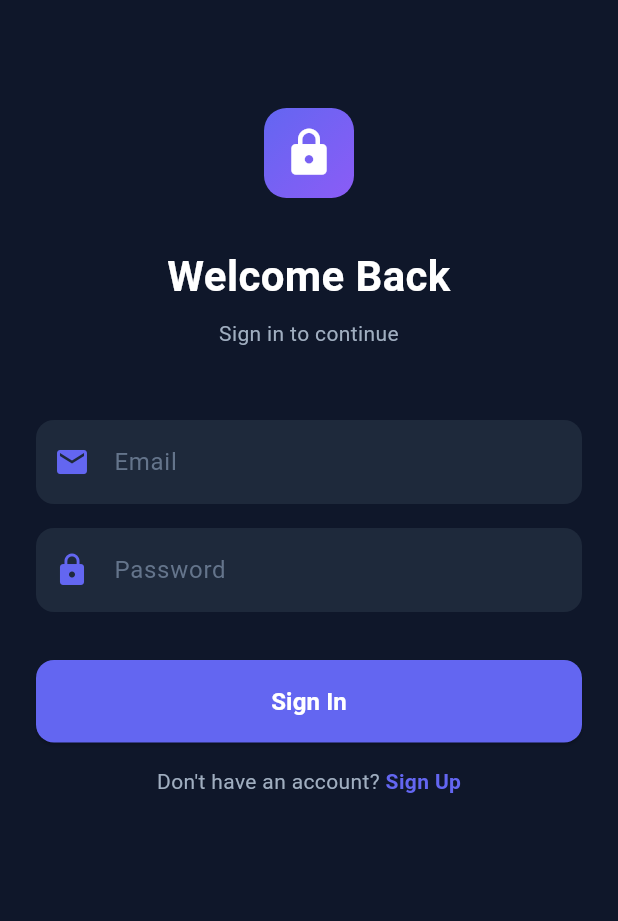
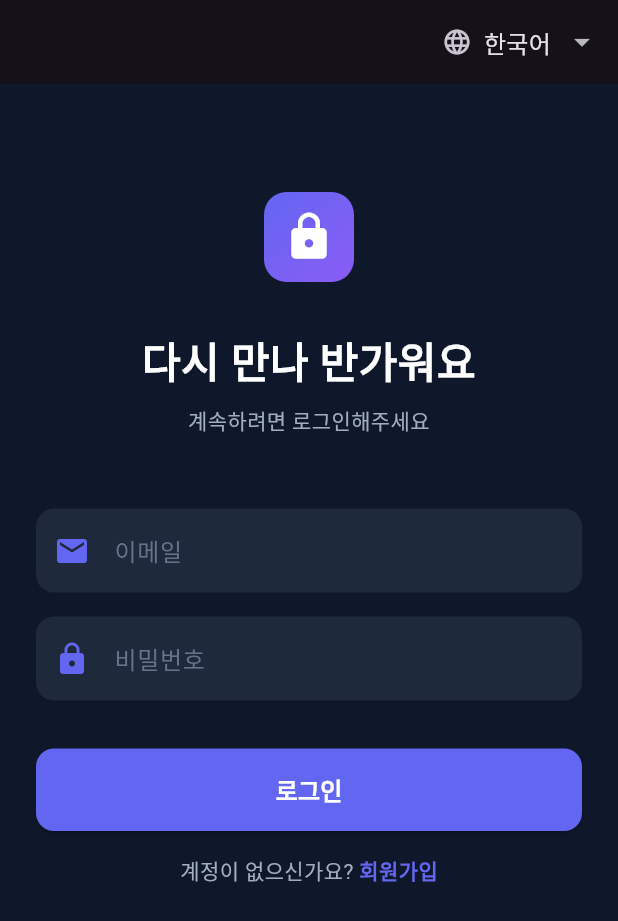
Before and after one commit to lbb209800-crypto/FocusLock, a Flutter app: the screen it shows after launch, on a phone screen of 412 x 824 dp. Shown: the top 921 px of the screen. Run offline on Flutter 3.47's test engine with Material 3 defaults, Android fonts, the phone set to English and light mode, and no system bars; our stand-ins replace firebase_auth, firebase_core, shared_preferences; accounts and stored records are empty.

```diff
--- /dev/null
+++ b/mobile/lib/language.dart
@@ -0,0 +1,70 @@
+import 'package:flutter/material.dart';
+import 'package:shared_preferences/shared_preferences.dart';
+
+class AppLanguage extends ChangeNotifier {
+  AppLanguage(this.preferences)
+      : code = preferences.getString('language') == 'en' ? 'en' : 'ko';
+
+  final SharedPreferences preferences;
+  String code;
+
+  void select(String value) {
+    if (value == code) return;
+    code = value;
+    notifyListeners();
+    preferences.setString('language', value);
+  }
+}
+
+class LanguageScope extends InheritedNotifier<AppLanguage> {
+  const LanguageScope({super.key, required AppLanguage language, required super.child})
+      : super(notifier: language);
+
+  static AppLanguage of(BuildContext context) =>
+      context.dependOnInheritedWidgetOfExactType<LanguageScope>()!.notifier!;
+}
+
+extension TranslatedText on BuildContext {
+  String tr(String english, String korean) =>
+      LanguageScope.of(this).code == 'ko' ? korean : english;
+}
+
+Future<void> launchLocalizedApp(Widget app) async {
+  WidgetsFlutterBinding.ensureInitialized();
+  final preferences = await SharedPreferences.getInstance();
+  runApp(LanguageScope(language: AppLanguage(preferences), child: app));
+}
+
+class LanguageSelector extends StatelessWidget {
+  const LanguageSelector({super.key});
+
+  @override
+  Widget build(BuildContext context) {
+    final language = LanguageScope.of(context);
+    return Padding(
+      padding: const EdgeInsets.symmetric(horizontal: 12),
+      child: Row(
+        mainAxisSize: MainAxisSize.min,
+        children: [
+          const Icon(Icons.language, size: 20),
+          const SizedBox(width: 8),
+          DropdownButtonHideUnderline(
+            child: DropdownButton<String>(
+              value: language.code,
+              dropdownColor: const Color(0xFF1E293B),
+              borderRadius: BorderRadius.circular(12),
+              hint: Text(context.tr('Language', '언어')),
+              items: const [
+                DropdownMenuItem(value: 'ko', child: Text('한국어')),
+                DropdownMenuItem(value: 'en', child: Text('English')),
+              ],
+              onChanged: (value) {
+                if (value != null) language.select(value);
+              },
+            ),
+          ),
+        ],
+      ),
+    );
+  }
+}
--- a/mobile/lib/main.dart
+++ b/mobile/lib/main.dart
@@ -1,6 +1,7 @@
 import 'package:flutter/material.dart';
 import 'package:firebase_core/firebase_core.dart';
 import 'firebase_options.dart';
+import 'language.dart';
 import 'screens/splash_screen.dart';
 import 'screens/auth/login_screen.dart';
 import 'screens/home/home_screen.dart';
@@ -10,7 +11,7 @@ void main() async {
   await Firebase.initializeApp(
     options: DefaultFirebaseOptions.currentPlatform,
   );
-  runApp(const MyApp());
+  await launchLocalizedApp(const MyApp());
 }
 
 class MyApp extends StatelessWidget {
--- a/mobile/lib/screens/auth/login_screen.dart
+++ b/mobile/lib/screens/auth/login_screen.dart
@@ -1,3 +1,4 @@
+import '../../language.dart';
 import 'package:flutter/material.dart';
 import 'package:firebase_auth/firebase_auth.dart';
 import '../../services/auth_service.dart';
@@ -63,6 +64,7 @@ class _LoginScreenState extends State<LoginScreen> {
   Widget build(BuildContext context) {
     return Scaffold(
       backgroundColor: const Color(0xFF0F172A),
+      appBar: AppBar(actions: const [LanguageSelector()]),
       body: SafeArea(
         child: SingleChildScrollView(
           padding: const EdgeInsets.all(24),
@@ -91,7 +93,7 @@ class _LoginScreenState extends State<LoginScreen> {
               ),
               const SizedBox(height: 32),
               Text(
-                _isLoginMode ? 'Welcome Back' : 'Create Account',
+                _isLoginMode ? context.tr('Welcome Back', '다시 만나 반가워요') : context.tr('Create Account', '회원가입'),
                 style: const TextStyle(
                   fontSize: 28,
                   fontWeight: FontWeight.bold,
@@ -102,8 +104,8 @@ class _LoginScreenState extends State<LoginScreen> {
               const SizedBox(height: 8),
               Text(
                 _isLoginMode
-                    ? 'Sign in to continue'
-                    : 'Join us to get started',
+                    ? context.tr('Sign in to continue', '계속하려면 로그인해주세요')
+                    : context.tr('Join us to get started', '가입하고 시작해보세요'),
                 style: const TextStyle(
                   fontSize: 14,
                   color: Color(0xFFA0AEC0),
@@ -131,7 +133,7 @@ class _LoginScreenState extends State<LoginScreen> {
               TextField(
                 controller: _emailController,
                 decoration: InputDecoration(
-                  hintText: 'Email',
+                  hintText: context.tr('Email', '이메일'),
                   hintStyle: const TextStyle(color: Color(0xFF64748B)),
                   filled: true,
                   fillColor: const Color(0xFF1E293B),
@@ -151,7 +153,7 @@ class _LoginScreenState extends State<LoginScreen> {
               TextField(
                 controller: _passwordController,
                 decoration: InputDecoration(
-                  hintText: 'Password',
+                  hintText: context.tr('Password', '비밀번호'),
                   hintStyle: const TextStyle(color: Color(0xFF64748B)),
                   filled: true,
                   fillColor: const Color(0xFF1E293B),
@@ -191,7 +193,7 @@ class _LoginScreenState extends State<LoginScreen> {
                         ),
                       )
                     : Text(
-                        _isLoginMode ? 'Sign In' : 'Create Account',
+                        _isLoginMode ? context.tr('Sign In', '로그인') : context.tr('Create Account', '회원가입'),
                         style: const TextStyle(
                           fontSize: 16,
                           fontWeight: FontWeight.bold,
@@ -211,14 +213,14 @@ class _LoginScreenState extends State<LoginScreen> {
                   child: Text.rich(
                     TextSpan(
                       text: _isLoginMode
-                          ? 'Don\'t have an account? '
-                          : 'Already have an account? ',
+                          ? context.tr("Don't have an account? ", '계정이 없으신가요? ')
+                          : context.tr('Already have an account? ', '이미 계정이 있으신가요? '),
                       style: const TextStyle(
                         color: Color(0xFFA0AEC0),
                       ),
                       children: [
                         TextSpan(
-                          text: _isLoginMode ? 'Sign Up' : 'Sign In',
+                          text: _isLoginMode ? context.tr('Sign Up', '회원가입') : context.tr('Sign In', '로그인'),
                           style: const TextStyle(
                             color: Color(0xFF6366F1),
                             fontWeight: FontWeight.bold,
--- a/mobile/lib/screens/home/home_screen.dart
+++ b/mobile/lib/screens/home/home_screen.dart
@@ -1,3 +1,4 @@
+import '../../language.dart';
 import 'package:flutter/material.dart';
 import 'package:firebase_auth/firebase_auth.dart';
 import '../../services/auth_service.dart';
@@ -29,7 +30,7 @@ class _HomeScreenState extends State<HomeScreen> {
       appBar: AppBar(
         backgroundColor: const Color(0xFF0F172A),
         elevation: 0,
-        title: const Text(
+        title: Text(
           'FocusLock',
           style: TextStyle(
             fontSize: 24,
@@ -38,6 +39,7 @@ class _HomeScreenState extends State<HomeScreen> {
           ),
         ),
         actions: [
+          const LanguageSelector(),
           IconButton(
             icon: const Icon(Icons.logout),
             onPressed: _logout,
@@ -62,18 +64,18 @@ class _HomeScreenState extends State<HomeScreen> {
             _selectedIndex = index;
           });
         },
-        items: const [
+        items: [
           BottomNavigationBarItem(
             icon: Icon(Icons.lock),
-            label: 'Lock Screen',
+            label: context.tr('Lock Screen', '잠금 화면'),
           ),
           BottomNavigationBarItem(
             icon: Icon(Icons.timer),
-            label: 'Focus Mode',
+            label: context.tr('Focus Mode', '집중 모드'),
           ),
           BottomNavigationBarItem(
             icon: Icon(Icons.settings),
-            label: 'Settings',
+            label: context.tr('Settings', '설정'),
           ),
         ],
       ),
@@ -86,8 +88,8 @@ class _HomeScreenState extends State<HomeScreen> {
       child: Column(
         crossAxisAlignment: CrossAxisAlignment.start,
         children: [
-          const Text(
-            'Settings',
+          Text(
+            context.tr('Settings', '설정'),
             style: TextStyle(
               fontSize: 20,
               fontWeight: FontWeight.bold,
@@ -124,8 +126,8 @@ class _HomeScreenState extends State<HomeScreen> {
                   child: Column(
                     crossAxisAlignment: CrossAxisAlignment.start,
                     children: [
-                      const Text(
-                        'Account',
+                      Text(
+                        context.tr('Account', '계정'),
                         style: TextStyle(
                           fontSize: 14,
                           fontWeight: FontWeight.bold,
@@ -134,7 +136,7 @@ class _HomeScreenState extends State<HomeScreen> {
                       ),
                       const SizedBox(height: 4),
                       Text(
-                        FirebaseAuth.instance.currentUser?.email ?? 'No email',
+                        FirebaseAuth.instance.currentUser?.email ?? context.tr('No email', '이메일 없음'),
                         style: const TextStyle(
                           fontSize: 12,
                           color: Color(0xFFA0AEC0),
```
Also changed, not shown: mobile/analysis_options.yaml (added, +33 -0 lines), mobile/lib/preview.dart (added, +32 -0 lines), mobile/lib/screens/home/focus_mode_screen.dart (+25 -28 lines), mobile/lib/screens/home/lock_screen_setup.dart (+25 -19 lines), mobile/lib/screens/splash_screen.dart (+4 -3 lines), mobile/pubspec.yaml (+4 -13 lines), mobile/pubspec.lock (added), 10 other files.
